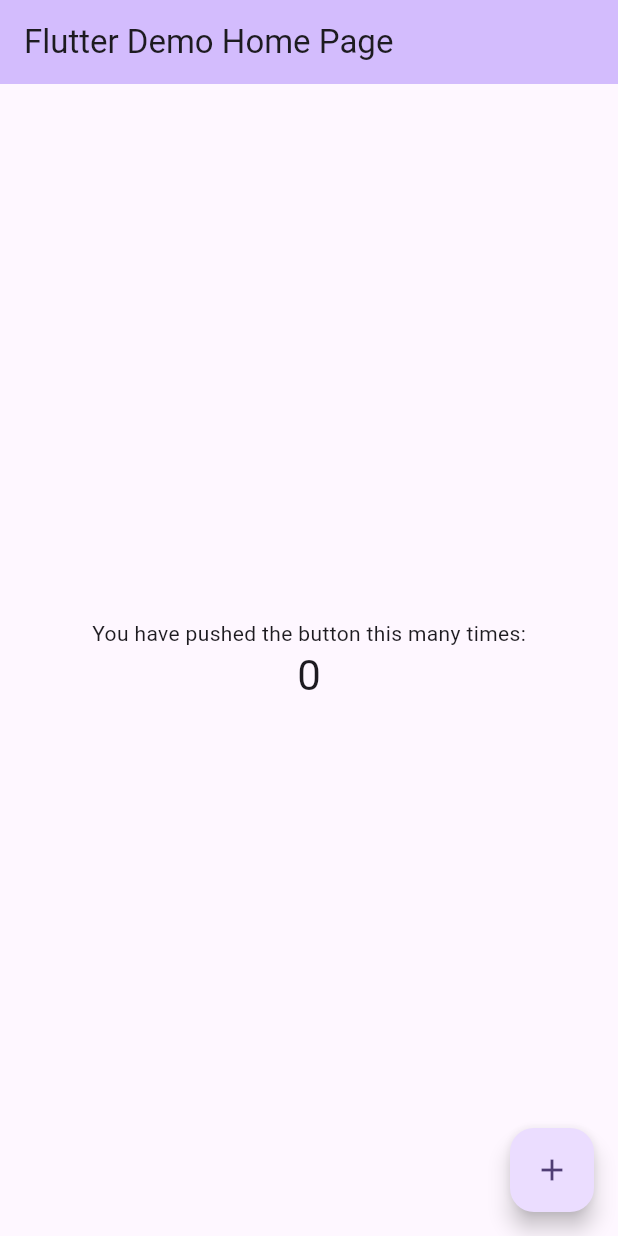
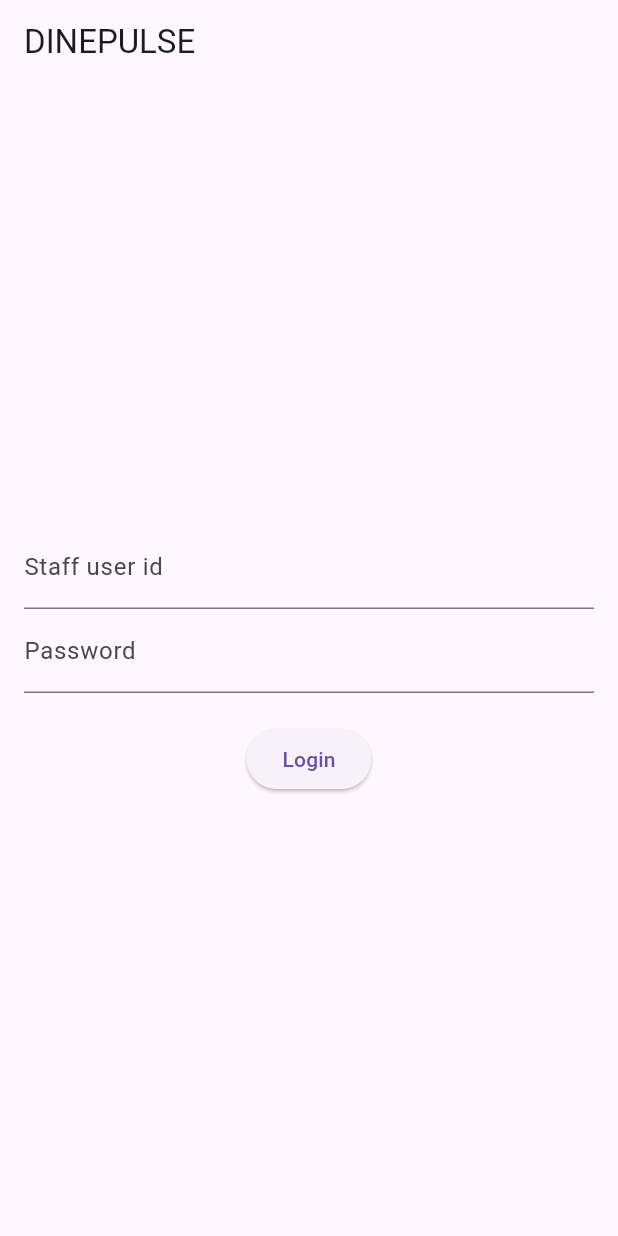
Before and after one commit to NibinByteCode/DinePulse, a Flutter app: the screen it shows after launch, on a phone screen of 412 x 824 dp. Run offline on Flutter 3.47's test engine with Material 3 defaults, Android fonts, the light colour scheme and no system bars.

Commit message:
Page structure and design

```diff
--- /dev/null
+++ b/DinePulse_MobileApp/dinepulse_mobileapp/lib/login_page.dart
@@ -0,0 +1,55 @@
+import 'package:flutter/material.dart';
+
+class LoginPage extends StatelessWidget {
+  final _formKey = GlobalKey<FormState>();
+  final _userIdController = TextEditingController();
+  final _passwordController = TextEditingController();
+
+  @override
+  Widget build(BuildContext context) {
+    return Scaffold(
+      appBar: AppBar(title: Text('DINEPULSE')),
+      body: Padding(
+        padding: EdgeInsets.all(16.0),
+        child: Form(
+          key: _formKey,
+          child: Column(
+            mainAxisAlignment: MainAxisAlignment.center,
+            children: [
+              TextFormField(
+                controller: _userIdController,
+                decoration: InputDecoration(labelText: 'Staff user id'),
+                validator: (value) {
+                  if (value == null || value.isEmpty) {
+                    return 'Please enter your user id';
+                  }
+                  return null;
+                },
+              ),
+              TextFormField(
+                controller: _passwordController,
+                decoration: InputDecoration(labelText: 'Password'),
+                obscureText: true,
+                validator: (value) {
+                  if (value == null || value.isEmpty) {
+                    return 'Please enter your password';
+                  }
+                  return null;
+                },
+              ),
+              SizedBox(height: 20),
+              ElevatedButton(
+                onPressed: () {
+                  if (_formKey.currentState!.validate()) {
+                    Navigator.pushReplacementNamed(context, '/home');
+                  }
+                },
+                child: Text('Login'),
+              ),
+            ],
+          ),
+        ),
+      ),
+    );
+  }
+}
--- a/DinePulse_MobileApp/dinepulse_mobileapp/lib/main.dart
+++ b/DinePulse_MobileApp/dinepulse_mobileapp/lib/main.dart
@@ -1,4 +1,10 @@
 import 'package:flutter/material.dart';
+import 'splash_page.dart';
+import 'login_page.dart';
+import 'home_page.dart';
+import 'choose_table_page.dart';
+import 'menu_page.dart';
+import 'checkout_page.dart';
 
 void main() {
   runApp(const MyApp());
@@ -6,62 +12,23 @@ void main() {
 
 class MyApp extends StatelessWidget {
   const MyApp({super.key});
+
   @override
   Widget build(BuildContext context) {
     return MaterialApp(
-      title: 'Flutter Demo',
+      title: 'DINEPULSE',
       theme: ThemeData(
-        colorScheme: ColorScheme.fromSeed(seedColor: Colors.deepPurple),
-        useMaterial3: true,
+        primarySwatch: Colors.blue,
       ),
-      home: const MyHomePage(title: 'Flutter Demo Home Page'),
+      initialRoute: '/',
+      routes: {
+        '/': (context) => SplashPage(),
+        '/login': (context) => LoginPage(),
+        '/home': (context) => HomePage(),
+        '/choose_table': (context) => ChooseTablePage(),
+        '/menu': (context) => MenuPage(),
+        '/checkout': (context) => CheckoutPage(),
+      },
     );
   }
 }
-
-class MyHomePage extends StatefulWidget {
-  const MyHomePage({super.key, required this.title});
-  final String title;
-
-  @override
-  State<MyHomePage> createState() => _MyHomePageState();
-}
-
-class _MyHomePageState extends State<MyHomePage> {
-  int _counter = 0;
-
-  void _incrementCounter() {
-    setState(() {
-      _counter++;
-    });
-  }
-
-  @override
-  Widget build(BuildContext context) {
-    return Scaffold(
-      appBar: AppBar(
-        backgroundColor: Theme.of(context).colorScheme.inversePrimary,
-        title: Text(widget.title),
-      ),
-      body: Center(
-        child: Column(
-          mainAxisAlignment: MainAxisAlignment.center,
-          children: <Widget>[
-            const Text(
-              'You have pushed the button this many times:',
-            ),
-            Text(
-              '$_counter',
-              style: Theme.of(context).textTheme.headlineMedium,
-            ),
-          ],
-        ),
-      ),
-      floatingActionButton: FloatingActionButton(
-        onPressed: _incrementCounter,
-        tooltip: 'Increment',
-        child: const Icon(Icons.add),
-      ),
-    );
-  }
-}
```
Also changed, not shown: DinePulse_MobileApp/dinepulse_mobileapp/lib/checkout_page.dart (added, +59 -0 lines), DinePulse_MobileApp/dinepulse_mobileapp/lib/choose_table_page.dart (added, +48 -0 lines), DinePulse_MobileApp/dinepulse_mobileapp/lib/home_page.dart (added, +92 -0 lines), DinePulse_MobileApp/dinepulse_mobileapp/lib/menu_page.dart (added, +129 -0 lines), DinePulse_MobileApp/dinepulse_mobileapp/lib/splash_page.dart (added, +35 -0 lines).
